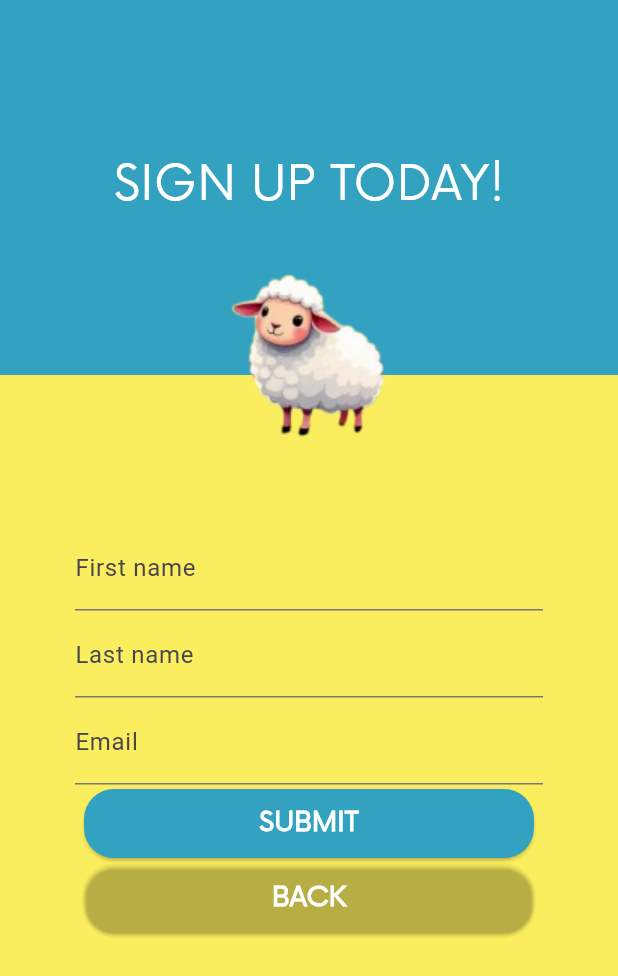
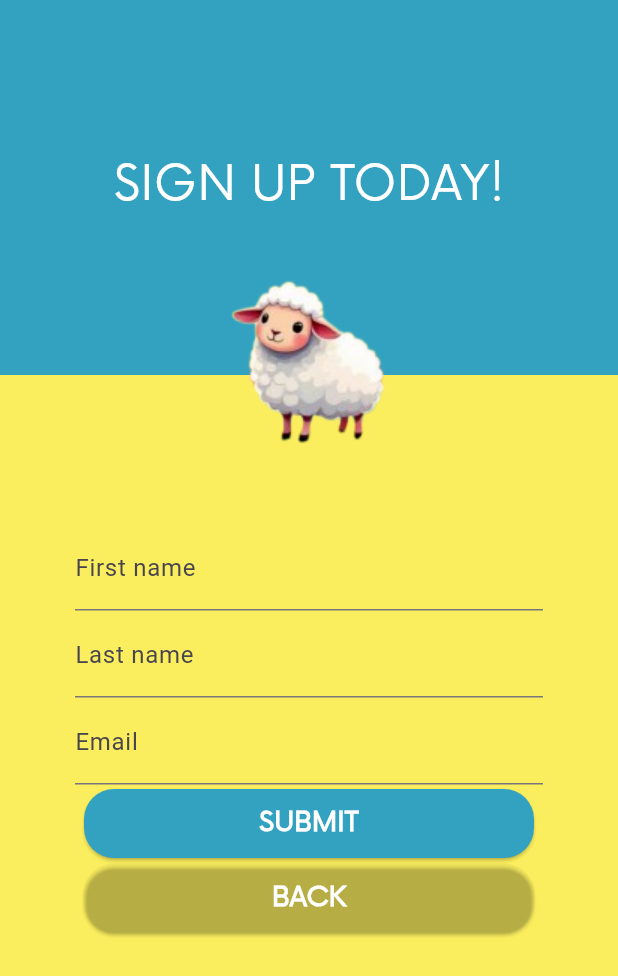
Before and after one commit to sean-xiao-zhao7/blacksheep, a Flutter app: the screen it shows after launch, after a tap on "REGISTER", after a tap on "CLICK HERE", on a phone screen of 412 x 824 dp. Shown: the top 976 px of the screen. Run offline on Flutter 3.47's test engine with Material 3 defaults, Android fonts, the phone set to English and light mode, and no system bars.

Commit message:
Fix sheep overlapping text

```diff
--- a/lib/screens/register/register_screen_2.dart
+++ b/lib/screens/register/register_screen_2.dart
@@ -59,9 +59,12 @@
             child: const NowHeader('SIGN UP TODAY!'),
           ),
           Positioned(
-            top: -50,
+            top: 40,
             width: MediaQuery.of(context).size.width,
-            child: const Image(image: AssetImage('assets/images/sheep.png')),
+            child: const Image(
+              image: AssetImage('assets/images/sheep.png'),
+              height: 200,
+            ),
           ),
         ],
       ),
--- a/lib/screens/register/register_screen_initial.dart
+++ b/lib/screens/register/register_screen_initial.dart
@@ -67,9 +67,12 @@
             child: const NowHeader('REGISTRATION'),
           ),
           Positioned(
-            top: -50,
+            top: 40,
             width: MediaQuery.of(context).size.width,
-            child: const Image(image: AssetImage('assets/images/sheep.png')),
+            child: const Image(
+              image: AssetImage('assets/images/sheep.png'),
+              height: 200,
+            ),
           ),
         ],
       ),
```
